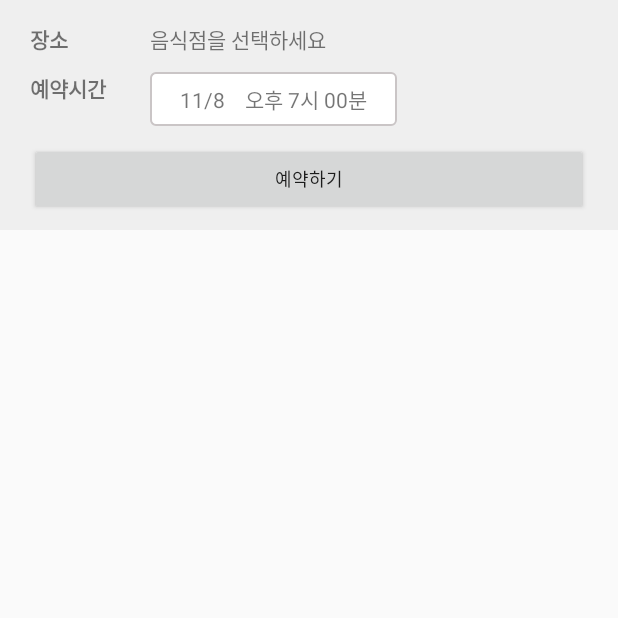
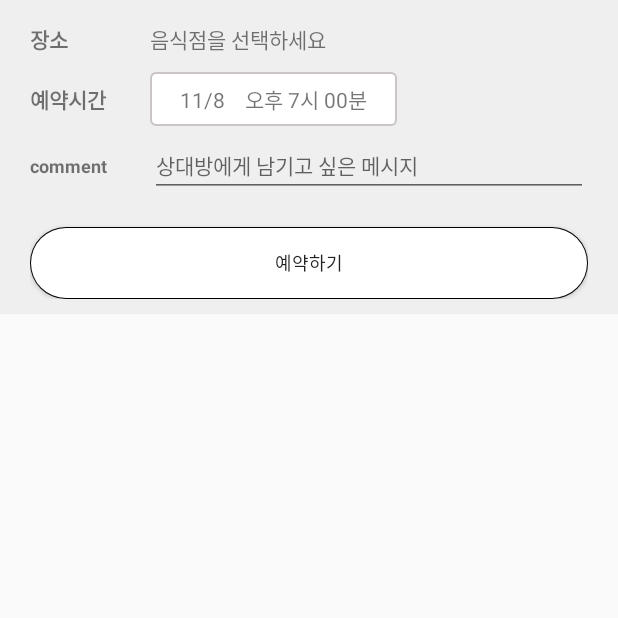
Before and after one commit to KwonSY/tete, an Android app: the MapsActivity screen opened directly, with no data from a screen before it, on a phone screen of 412 x 824 dp, the top half of it. Run offline under Robolectric (Android 15) with nearby library versions, the phone set to English and light mode, and no system bars; libraries missing offline, so code that uses them is left out: com.sothree.slidinguppanel; plain views replace RadioRealButton, RadioRealButtonGroup, SlidingUpPanelLayout; 2 statements that could not run were skipped.

Commit message:
알파버전 v1.0.0

```diff
--- a/app/src/main/res/layout/layout_slidingpanel_reserv.xml
+++ b/app/src/main/res/layout/layout_slidingpanel_reserv.xml
@@ -18,7 +18,6 @@
         <LinearLayout
             android:layout_width="match_parent"
             android:layout_height="wrap_content"
-            android:layout_marginBottom="11dp"
             android:layout_marginTop="5dp">
 
             <TextView
@@ -37,11 +36,12 @@
         <LinearLayout
             android:layout_width="match_parent"
             android:layout_height="wrap_content"
-            android:layout_marginBottom="11dp">
+            android:layout_marginTop="11dp">
 
             <TextView
                 android:layout_width="80dp"
                 android:layout_height="wrap_content"
+                android:layout_gravity="center_vertical"
                 android:text="예약시간"
                 android:textStyle="bold" />
 
@@ -118,15 +118,16 @@
         </RelativeLayout>
         -->
 
-        <!--
-        <RelativeLayout
+        <LinearLayout
             android:layout_width="match_parent"
             android:layout_height="wrap_content"
-            android:layout_marginBottom="11dp">
+            android:layout_marginTop="5dp"
+            android:orientation="horizontal">
 
             <TextView
-                android:layout_width="wrap_content"
+                android:layout_width="80dp"
                 android:layout_height="wrap_content"
+                android:layout_gravity="center_vertical"
                 android:text="comment"
                 android:textSize="12sp"
                 android:textStyle="bold" />
@@ -137,13 +138,16 @@
                 android:layout_height="wrap_content"
                 android:hint="상대방에게 남기고 싶은 메시지"
                 android:inputType="text"
-                android:maxLines="1" />
-        </RelativeLayout>
--->
+                android:maxLines="1"
+                android:textSize="14sp" />
+        </LinearLayout>
+
         <Button
             android:id="@+id/btn_reserv"
             android:layout_width="match_parent"
             android:layout_height="wrap_content"
+            android:layout_marginTop="20dp"
+            android:background="@drawable/btn_circle_bk1"
             android:text="예약하기"
             android:textSize="12sp" />
     </LinearLayout>
```
Also changed, not shown: app/src/main/java/honbab/pumkit/com/tete/OneRestaurantActivity.java (+77 -0 lines), app/src/main/res/layout/activity_one_restaurant.xml (+21 -6 lines).
